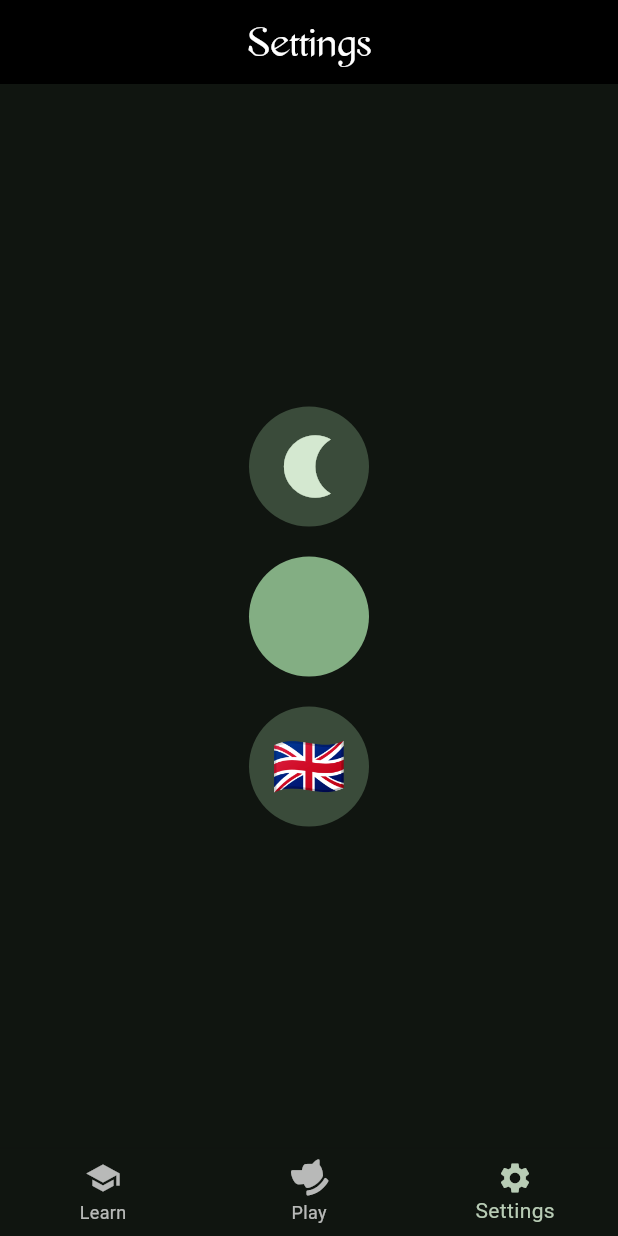
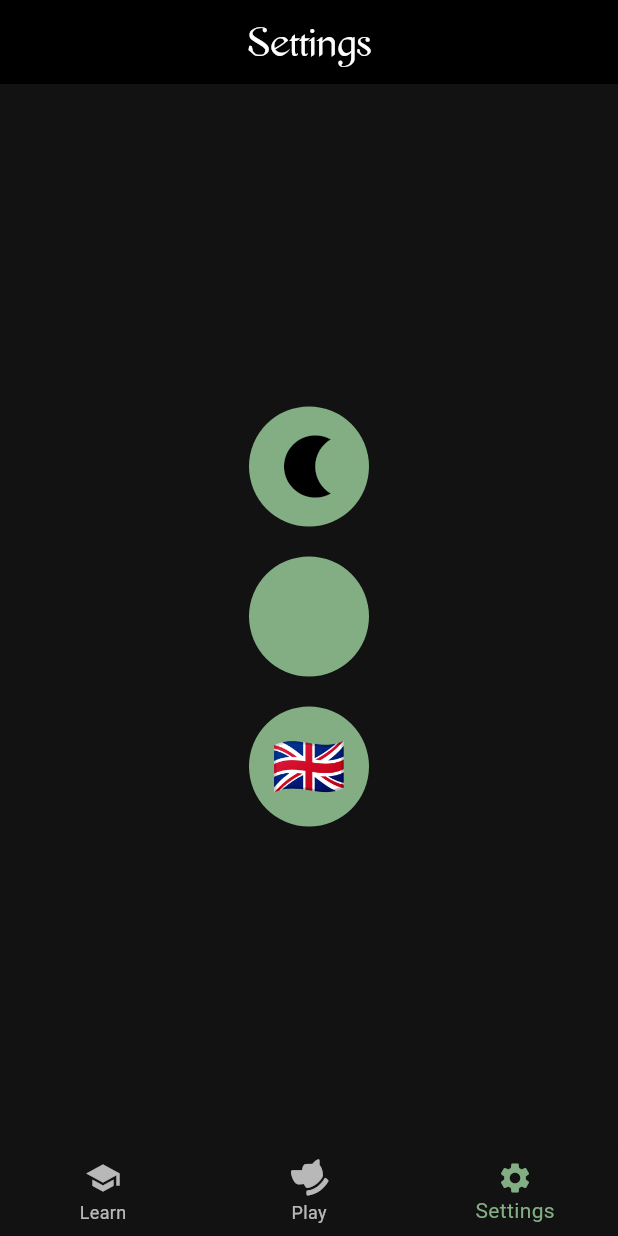
Before and after one commit to ChreSyr/iratus-flutter, a Flutter app: the screen it shows after launch, swiped to page 3, on a phone screen of 412 x 824 dp. Run offline on Flutter 3.47's test engine with Material 2 defaults, Android fonts, the phone set to English and light mode, and no system bars; our stand-ins replace flutter_bloc, freezed_annotation, hydrated_bloc; missing offline and left inert: chessground; generated files the repository leaves out were written again.

Commit message:
Improved themes

```diff
--- a/lib/app.dart
+++ b/lib/app.dart
@@ -16,17 +16,15 @@ class IratusApp extends StatelessWidget {
   Widget build(BuildContext context) {
     return BlocBuilder<PreferencesCubit, PreferencesState>(
       builder: (context, state) {
+        final color = seedColors[state.seedColor] ?? seedColors['lightgreen']!;
         return MaterialApp(
           title: 'Iratus',
           theme: ThemeData(
             useMaterial3: true,
-            colorScheme: ColorScheme.fromSeed(
-              brightness: state.brightness,
-              seedColor:
-                  seedColors[state.seedColor] ?? seedColors['lightgreen']!,
-            ),
+            colorScheme: state.brightness == Brightness.dark
+                ? ColorScheme.highContrastDark(primary: color, secondary: color)
+                : ColorScheme.highContrastLight(primary: color),
           ),
-
           debugShowCheckedModeBanner: false, // hide debug banner at topleft
           supportedLocales: L10n.all,
           localizationsDelegates: AppLocalizations.localizationsDelegates,
--- a/lib/constants.dart
+++ b/lib/constants.dart
@@ -2,22 +2,12 @@ import 'package:flutter/material.dart';
 
 const Map<String, Color> seedColors = {
   'lightgreen': Color.fromRGBO(131, 174, 131, 1),
-  'green': Color.fromRGBO(40, 196, 40, 1),
-  'blue': Color.fromRGBO(61, 202, 221, 1),
+  'green': Color.fromRGBO(12, 163, 12, 1),
+  'blue': Color.fromRGBO(71, 234, 255, 1),
   'pink': Color.fromRGBO(255, 58, 206, 1),
-  'yellow': Colors.yellow,
-  'orange': Colors.orange,
+  'yellow': Color.fromARGB(255, 255, 233, 34),
+  'orange': Color.fromARGB(255, 255, 136, 0),
 };
-
-ThemeData getTheme(Brightness mode, Color seed) {
-  return ThemeData(
-    useMaterial3: true,
-    colorScheme: ColorScheme.fromSeed(
-      brightness: mode,
-      seedColor: seed,
-    ),
-  );
-}
 
 const locales = {
   'en': Locale('en'),
--- a/lib/game/widgets.dart
+++ b/lib/game/widgets.dart
@@ -34,19 +34,18 @@ class GameResultWidget extends StatefulWidget {
 class _GameResultWidgetState extends State<GameResultWidget> {
   @override
   Widget build(BuildContext context) {
-
     return Container(
       color: const Color.fromRGBO(0, 0, 0, .5),
       child: Column(
         mainAxisAlignment: MainAxisAlignment.center,
         children: <Widget>[
-          FilledButton.tonalIcon(
+          FilledButton.icon(
             onPressed: () => {},
             icon: const Icon(Icons.emoji_people),
             label: Text(context.l10n.play_locally),
           ),
           const SizedBox(height: 10),
-          FilledButton.tonalIcon(
+          FilledButton.icon(
             onPressed: () => {},
             icon: const Icon(Icons.smart_toy_outlined),
             label: Text(context.l10n.play_ai),
--- a/lib/settings_page.dart
+++ b/lib/settings_page.dart
@@ -92,7 +92,7 @@ class _SettingsPageState extends State<SettingsPage> {
             SizedBox(
               height: 80,
               width: 80,
-              child: FilledButton.tonal(
+              child: FilledButton(
                 style: TextButton.styleFrom(
                   minimumSize: Size.zero,
                   padding: EdgeInsets.zero,
@@ -125,7 +125,7 @@ class _SettingsPageState extends State<SettingsPage> {
             SizedBox(
               height: 80,
               width: 80,
-              child: FilledButton.tonal(
+              child: FilledButton(
                   style: TextButton.styleFrom(
                     minimumSize: Size.zero,
                     padding: EdgeInsets.zero,
```
